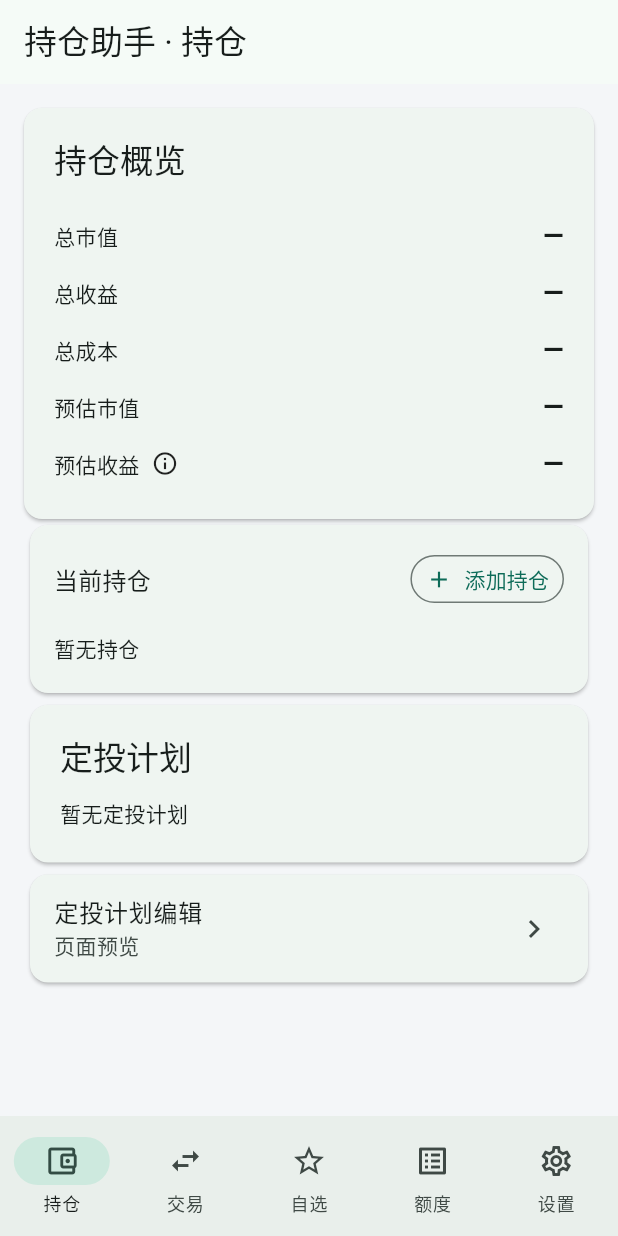
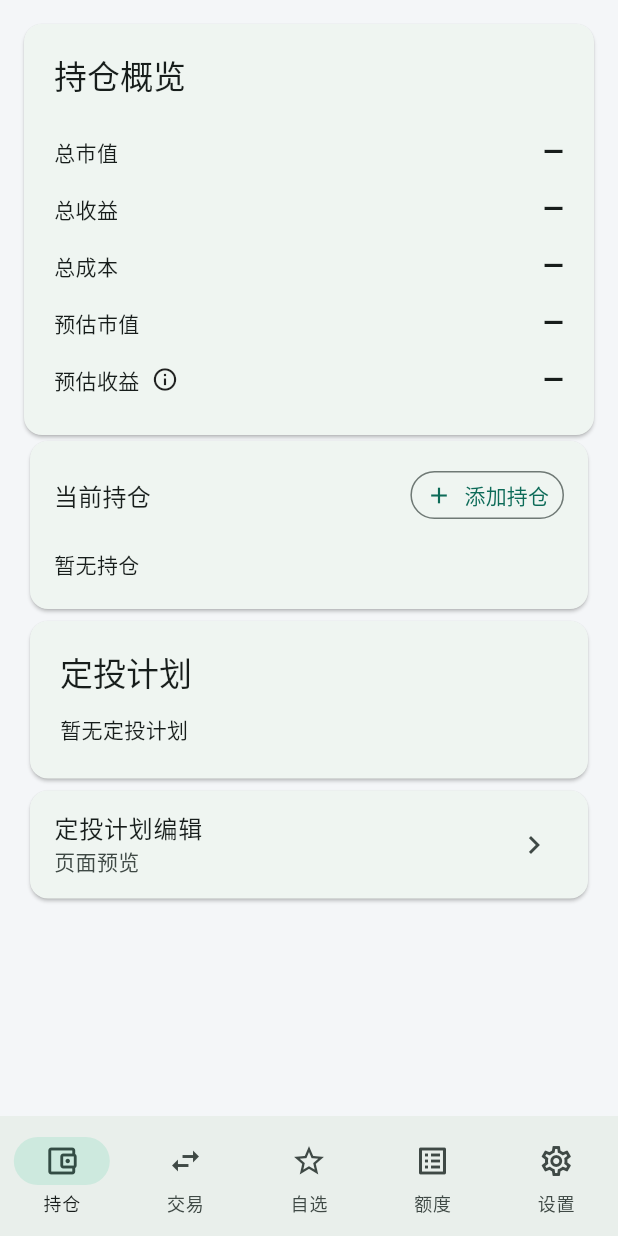
Before and after one commit to hijos/PositionAssistant, a Flutter app: the screen it shows after launch, on a phone screen of 412 x 824 dp. Run offline on Flutter 3.47's test engine with Material 3 defaults, Android fonts, the phone set to English and light mode, and no system bars; our stand-ins replace sqflite; accounts and stored records are empty; network calls fail.

Commit message:
fix(client): 顶栏标题去掉「持仓助手 · 」前缀并精简持仓/设置页顶栏
- 顶栏标题不再复用底部导航数组：拆出 pageTitles 供顶栏显示页面全称（交易记录），titles 继续供底部导航用简称（交易），顶栏改为纯查表

- 新增 tabsWithoutAppBar = {0, 4}，顶栏抽为 _appBar()，持仓与设置两页不再显示顶栏；交易页清理按钮、自选页添加基金按钮位置不变

- client/test/widget_test.dart 新增 find.byType(AppBar) 断言：交易/自选/额度 findsOneWidget，持仓/设置 findsNothing

- docs/agent-handoff.md 记录本次用户追加改动

验证：flutter analyze 无问题；flutter test 65 项通过

```diff
--- a/client/lib/main.dart
+++ b/client/lib/main.dart
@@ -605,7 +605,9 @@ class _HomeShellState extends State<HomeShell> {
     ),
   );
 
+  // 底部导航用简称以控制宽度，顶栏标题用页面全称，两者只有“交易”不同。
   static const titles = ['持仓', '交易', '自选', '额度', '设置'];
+  static const pageTitles = ['持仓', '交易记录', '自选', '额度', '设置'];
   static const icons = [
     Icons.account_balance_wallet_outlined,
     Icons.swap_horiz,
@@ -613,11 +615,40 @@ class _HomeShellState extends State<HomeShell> {
     Icons.list_alt,
     Icons.settings_outlined,
   ];
+  // 「持仓」「设置」两页自身带有标题内容，不再重复显示顶栏。
+  static const tabsWithoutAppBar = {0, 4};
 
   @override
   Widget build(BuildContext context) => Scaffold(
-    appBar: AppBar(
-      title: Text(selected == 1 ? '交易记录' : '持仓助手 · ${titles[selected]}'),
+    appBar: _appBar(),
+    body: SafeArea(
+      child: selected == 1
+          ? _transactionBody()
+          : Center(
+              child: ConstrainedBox(
+                constraints: const BoxConstraints(maxWidth: 960),
+                child: ListView(
+                  key: ValueKey(selected),
+                  padding: const EdgeInsets.all(16),
+                  children: _content(context),
+                ),
+              ),
+            ),
+    ),
+    bottomNavigationBar: NavigationBar(
+      selectedIndex: selected,
+      onDestinationSelected: (value) => setState(() => selected = value),
+      destinations: [
+        for (var i = 0; i < titles.length; i++)
+          NavigationDestination(icon: Icon(icons[i]), label: titles[i]),
+      ],
+    ),
+  );
+
+  PreferredSizeWidget? _appBar() {
+    if (tabsWithoutAppBar.contains(selected)) return null;
+    return AppBar(
+      title: Text(pageTitles[selected]),
       actions: selected == 1 && (localMode || remoteTransactions != null)
           ? [
               ValueListenableBuilder<TransactionCleanupState>(
@@ -657,30 +688,8 @@ class _HomeShellState extends State<HomeShell> {
               const SizedBox(width: 8),
             ]
           : null,
-    ),
-    body: SafeArea(
-      child: selected == 1
-          ? _transactionBody()
-          : Center(
-              child: ConstrainedBox(
-                constraints: const BoxConstraints(maxWidth: 960),
-                child: ListView(
-                  key: ValueKey(selected),
-                  padding: const EdgeInsets.all(16),
-                  children: _content(context),
-                ),
-              ),
-            ),
-    ),
-    bottomNavigationBar: NavigationBar(
-      selectedIndex: selected,
-      onDestinationSelected: (value) => setState(() => selected = value),
-      destinations: [
-        for (var i = 0; i < titles.length; i++)
-          NavigationDestination(icon: Icon(icons[i]), label: titles[i]),
-      ],
-    ),
-  );
+    );
+  }
 
   Widget _transactionBody() {
     final repository = currentTransactions;
```
Also changed, not shown: 2 other files.
